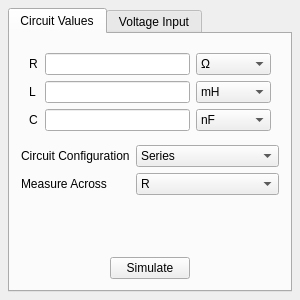
The window that graphical-rlc/CircuitOptions.ui (blaksmith205/graphical-rlc) describes before a commit, drawn with Qt 5.
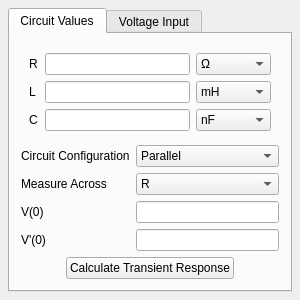
The same window after the commit.

What changed in the file:
```diff
--- a/graphical-rlc/CircuitOptions.ui
+++ b/graphical-rlc/CircuitOptions.ui
@@ -34,6 +34,9 @@
    </property>
    <item>
     <widget class="QTabWidget" name="tabWidget">
+     <property name="enabled">
+      <bool>true</bool>
+     </property>
      <property name="minimumSize">
       <size>
        <width>0</width>
@@ -43,6 +46,9 @@
      <property name="currentIndex">
       <number>0</number>
      </property>
+     <property name="tabsClosable">
+      <bool>false</bool>
+     </property>
      <widget class="QWidget" name="tab">
       <attribute name="title">
        <string>Circuit Values</string>
@@ -209,6 +215,9 @@
        </item>
        <item>
         <layout class="QFormLayout" name="formLayout">
+         <property name="labelAlignment">
+          <set>Qt::AlignLeading|Qt::AlignLeft|Qt::AlignVCenter</set>
+         </property>
          <item row="0" column="0">
           <widget class="QLabel" name="circuitConfigLabel">
            <property name="minimumSize">
@@ -230,6 +239,9 @@
              <height>0</height>
             </size>
            </property>
+           <property name="currentIndex">
+            <number>1</number>
+           </property>
            <item>
             <property name="text">
              <string>Series</string>
@@ -280,12 +292,32 @@
            </item>
           </widget>
          </item>
+         <item row="2" column="0">
+          <widget class="QLabel" name="initialConditionLabel">
+           <property name="text">
+            <string>V(0)</string>
+           </property>
+          </widget>
+         </item>
+         <item row="2" column="1">
+          <widget class="QLineEdit" name="initialConditionText"/>
+         </item>
+         <item row="3" column="0">
+          <widget class="QLabel" name="initialConditionPrimeLabel">
+           <property name="text">
+            <string>V'(0)</string>
+           </property>
+          </widget>
+         </item>
+         <item row="3" column="1">
+          <widget class="QLineEdit" name="initialConditionPrimeText"/>
+         </item>
         </layout>
        </item>
        <item alignment="Qt::AlignHCenter">
         <widget class="QPushButton" name="simulateButton">
          <property name="text">
-          <string>Simulate</string>
+          <string>Calculate Transient Response</string>
          </property>
         </widget>
        </item>
```
Left out of the diff: 3 changed lines with no effect on the pictures.
